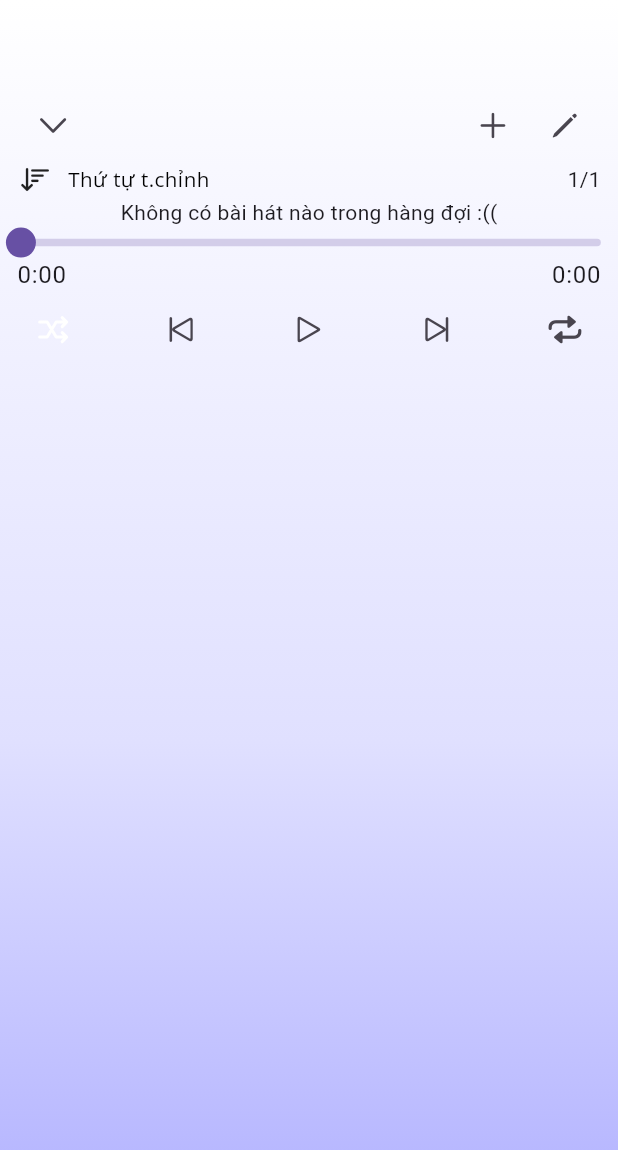
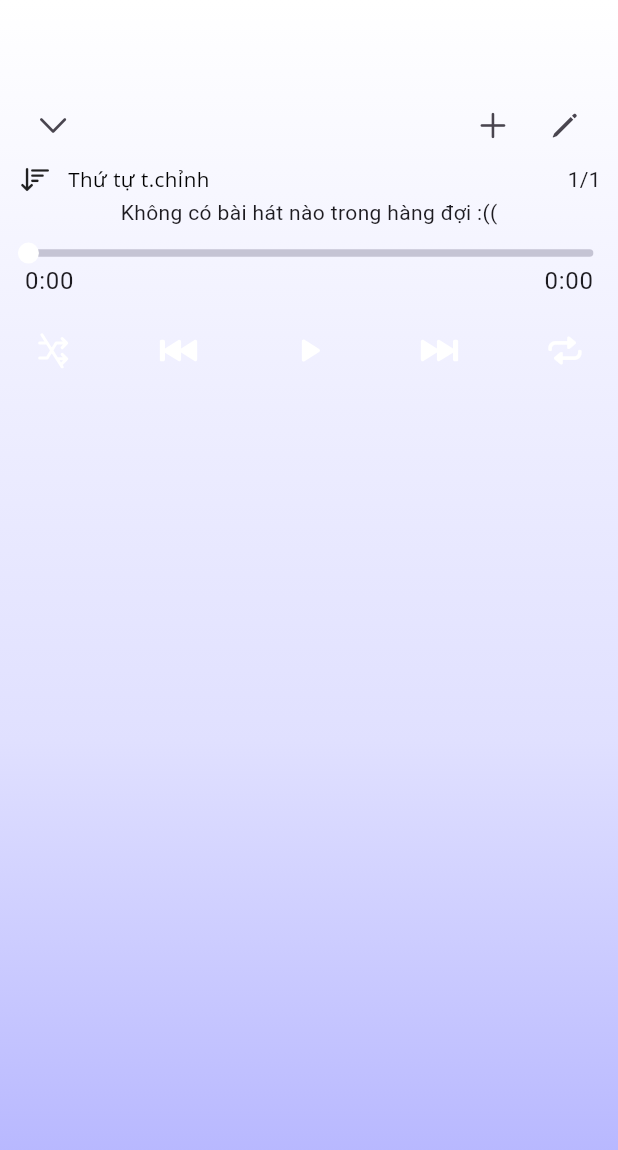
Before and after one commit to MineKnight2711/DH_Music, a Flutter app: the QueueScreen screen opened by its route, on a phone screen of 412 x 824 dp. Shown: the top 1150 px of the screen. Run offline on Flutter 3.47's test engine with Material 3 defaults, Android fonts, the phone set to English and light mode, and no system bars; drawn by our look-alikes of audio_video_progress_bar; our stand-ins replace audioplayers, azlistview, card_swiper, device_info_plus, flutter_screenutil, flutter_svg and 4 more; missing offline and left inert: flutter_media_metadata, text_marquee.

Commit message:
progress bar

```diff
--- a/lib/config/colors.dart
+++ b/lib/config/colors.dart
@@ -3,6 +3,7 @@ import 'package:flutter/material.dart';
 class AppColors {
   static const primaryWhite = Color(0xfffcfcfc);
   static const secondaryWhite = Color(0xfff5f5f5);
+  static const progressBarWhite = Color(0xffc5c4d4);
   static const primaryDark = Color(0xff0b0b0b);
   static const green = Color(0xFF4CAF50);
   static const samsungIconGrey = Color(0xff626262);
--- a/lib/views/queue/components/queue_music_list_widget.dart
+++ b/lib/views/queue/components/queue_music_list_widget.dart
@@ -25,7 +25,10 @@ class QueueMusicListWidget extends GetView<FilePathController> {
           child: ListView(
             children: controller.musicQueue.map(
               (songMetadata) {
-                return Padding(
+                return InkWell(
+                  onTap: () =>
+                      controller.startMusic(songMetadata.filePath ?? ""),
+                  child: Padding(
                     padding: const EdgeInsets.symmetric(vertical: 5),
                     child: Row(
                       mainAxisAlignment: MainAxisAlignment.spaceBetween,
@@ -77,6 +80,7 @@ class QueueMusicListWidget extends GetView<FilePathController> {
                         const Icon(Icons.more_vert)
                       ],
                     ),
+                  ),
                 );
               },
             ).toList(),
--- a/lib/views/queue/queue_screen.dart
+++ b/lib/views/queue/queue_screen.dart
@@ -1,4 +1,5 @@
 import 'package:audio_video_progress_bar/audio_video_progress_bar.dart';
+import 'package:audioplayers/audioplayers.dart';
 import 'package:dh_music/widgets/popop_menu_sort_button.dart';
 import 'package:flutter_svg/svg.dart';
 
@@ -75,40 +76,68 @@ class QueueScreen extends GetView<FilePathController> {
               ],
             ),
             const QueueMusicListWidget(),
-            ProgressBar(
-              progress: Duration(
-                  milliseconds:
-                      controller.currentSong.value?.trackDuration ?? 0),
+            Padding(
+              padding: const EdgeInsets.symmetric(horizontal: 5, vertical: 10),
+              child: Obx(
+                () => ProgressBar(
+                  progressBarColor: Colors.white,
+                  bufferedBarColor: Colors.white,
+                  baseBarColor: AppColors.progressBarWhite,
+                  thumbColor: Colors.white,
+                  thumbGlowRadius: 15,
+                  thumbRadius: 7,
+                  progress: controller.currentDuration.value,
                   // buffered: Duration(milliseconds: 2000),
+
                   total: Duration(
                           milliseconds:
-                      controller.currentSong.value?.trackDuration ?? 0),
+                              controller.currentSong.value?.trackDuration ??
+                                  0) -
+                      controller.currentDuration.value,
                   onSeek: (duration) {
-                print('User selected a new time: $duration');
+                    controller.seekDuration(duration);
                   },
+                ),
+              ),
             ),
             Row(
               mainAxisAlignment: MainAxisAlignment.spaceBetween,
               children: [
                 IconButton(
                   onPressed: () {},
-                  icon: SvgPicture.asset("assets/svg/shuffle.svg"),
+                  icon: SvgPicture.asset("assets/svg/shuffle_off.svg"),
                 ),
                 IconButton(
                   onPressed: () {},
-                  icon: const Icon(CupertinoIcons.backward_end),
+                  icon: SvgPicture.asset(
+                    "assets/svg/previous_song.svg",
+                    width: AppSpacings.w25,
+                  ),
+                ),
+                IconButton(
+                  onPressed: () => controller.playOrPause(),
+                  icon: Obx(
+                    () => SvgPicture.asset(
+                      controller.currentPlayerState.value == PlayerState.playing
+                          ? "assets/svg/pause_song.svg"
+                          : "assets/svg/play_song.svg",
+                      width: AppSpacings.w25,
+                    ),
+                  ),
                 ),
                 IconButton(
                   onPressed: () {},
-                  icon: const Icon(CupertinoIcons.play),
+                  icon: SvgPicture.asset(
+                    "assets/svg/next_song.svg",
+                    width: AppSpacings.w25,
+                  ),
                 ),
                 IconButton(
                   onPressed: () {},
-                  icon: const Icon(CupertinoIcons.forward_end),
+                  icon: const Icon(
+                    CupertinoIcons.repeat,
+                    color: Colors.white,
                   ),
-                IconButton(
-                  onPressed: () {},
-                  icon: const Icon(CupertinoIcons.repeat),
                 ),
               ],
             ),
```
Also changed, not shown: lib/controller/file_path_controller.dart (+18 -6 lines), assets/svg/next_song.svg, assets/svg/pause_song.svg, assets/svg/play_all.svg (added), assets/svg/play_song.svg, assets/svg/previous_song.svg. Lines whose indentation alone changed are shown as unchanged.
